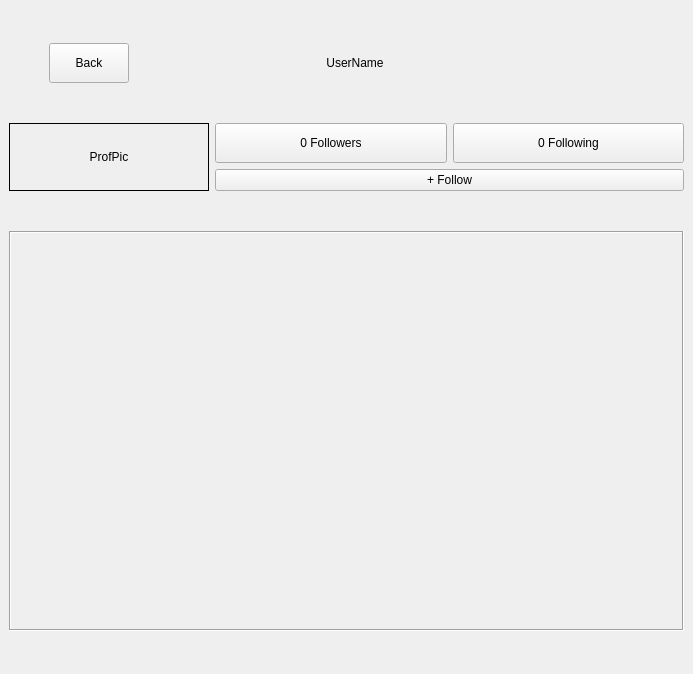
This is Paxel/follow.ui in ClownKingWalrus/PAXEL as Qt 5 draws it before an edit. The edited form follows.
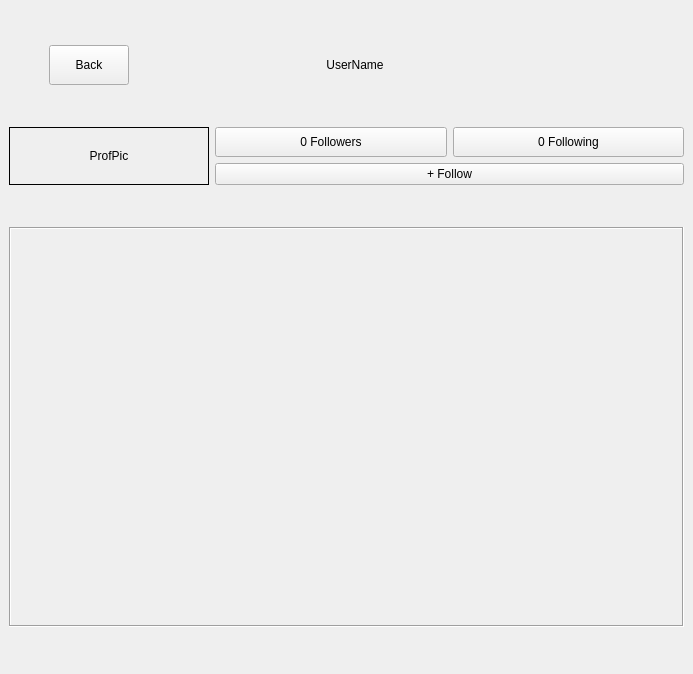
This is the edited form.

```diff
--- a/Paxel/follow.ui
+++ b/Paxel/follow.ui
@@ -147,7 +147,7 @@
             <property name="minimumSize">
              <size>
               <width>0</width>
-              <height>40</height>
+              <height>30</height>
              </size>
             </property>
             <property name="styleSheet">
@@ -163,7 +163,7 @@
             <property name="minimumSize">
              <size>
               <width>0</width>
-              <height>40</height>
+              <height>30</height>
              </size>
             </property>
             <property name="styleSheet">
```
